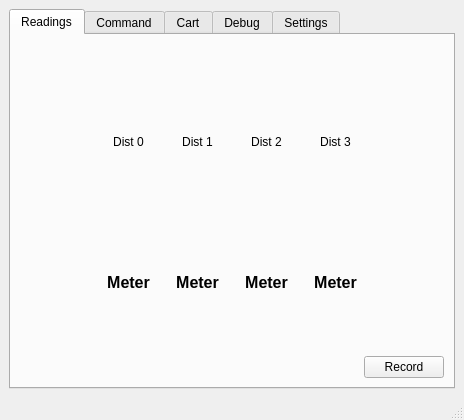
First picture: the form in tf03_test/main_window.ui, repository codincodee/tf0x_dev, before the edit.
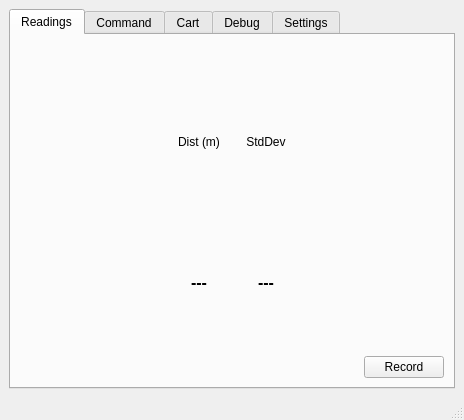
Second picture: the form after the edit. The open tabs and pages were chosen to show the change.

```diff
--- a/tf03_test/main_window.ui
+++ b/tf03_test/main_window.ui
@@ -115,26 +115,6 @@
             </item>
             <item>
              <layout class="QGridLayout" name="gridLayout_6">
-              <item row="0" column="2">
-               <widget class="QLabel" name="label_9">
-                <property name="text">
-                 <string>Dist 1</string>
-                </property>
-                <property name="alignment">
-                 <set>Qt::AlignCenter</set>
-                </property>
-               </widget>
-              </item>
-              <item row="0" column="4">
-               <widget class="QLabel" name="label_10">
-                <property name="text">
-                 <string>Dist 2</string>
-                </property>
-                <property name="alignment">
-                 <set>Qt::AlignCenter</set>
-                </property>
-               </widget>
-              </item>
               <item row="1" column="2">
                <widget class="QLabel" name="label_13">
                 <property name="font">
@@ -145,7 +125,7 @@
                  </font>
                 </property>
                 <property name="text">
-                 <string>Meter</string>
+                 <string>---</string>
                 </property>
                 <property name="alignment">
                  <set>Qt::AlignCenter</set>
@@ -155,7 +135,17 @@
               <item row="0" column="0">
                <widget class="QLabel" name="label_8">
                 <property name="text">
-                 <string>Dist 0</string>
+                 <string>Dist (m)</string>
+                </property>
+                <property name="alignment">
+                 <set>Qt::AlignCenter</set>
+                </property>
+               </widget>
+              </item>
+              <item row="0" column="2">
+               <widget class="QLabel" name="label_9">
+                <property name="text">
+                 <string>StdDev</string>
                 </property>
                 <property name="alignment">
                  <set>Qt::AlignCenter</set>
@@ -178,16 +168,6 @@
                 </property>
                </spacer>
               </item>
-              <item row="0" column="6">
-               <widget class="QLabel" name="label_11">
-                <property name="text">
-                 <string>Dist 3</string>
-                </property>
-                <property name="alignment">
-                 <set>Qt::AlignCenter</set>
-                </property>
-               </widget>
-              </item>
               <item row="1" column="0">
                <widget class="QLabel" name="label_12">
                 <property name="font">
@@ -198,73 +178,7 @@
                  </font>
                 </property>
                 <property name="text">
-                 <string>Meter</string>
-                </property>
-                <property name="alignment">
-                 <set>Qt::AlignCenter</set>
-                </property>
-               </widget>
-              </item>
-              <item row="0" column="3">
-               <spacer name="horizontalSpacer_7">
-                <property name="orientation">
-                 <enum>Qt::Horizontal</enum>
-                </property>
-                <property name="sizeType">
-                 <enum>QSizePolicy::Fixed</enum>
-                </property>
-                <property name="sizeHint" stdset="0">
-                 <size>
-                  <width>20</width>
-                  <height>7</height>
-                 </size>
-                </property>
-               </spacer>
-              </item>
-              <item row="0" column="5">
-               <spacer name="horizontalSpacer_8">
-                <property name="orientation">
-                 <enum>Qt::Horizontal</enum>
-                </property>
-                <property name="sizeType">
-                 <enum>QSizePolicy::Fixed</enum>
-                </property>
-                <property name="sizeHint" stdset="0">
-                 <size>
-                  <width>20</width>
-                  <height>7</height>
-                 </size>
-                </property>
-               </spacer>
-              </item>
-              <item row="1" column="6">
-               <widget class="QLabel" name="label_15">
-                <property name="font">
-                 <font>
-                  <pointsize>12</pointsize>
-                  <weight>75</weight>
-                  <bold>true</bold>
-                 </font>
-                </property>
-                <property name="text">
-                 <string>Meter</string>
-                </property>
-                <property name="alignment">
-                 <set>Qt::AlignCenter</set>
-                </property>
-               </widget>
-              </item>
-              <item row="1" column="4">
-               <widget class="QLabel" name="label_14">
-                <property name="font">
-                 <font>
-                  <pointsize>12</pointsize>
-                  <weight>75</weight>
-                  <bold>true</bold>
-                 </font>
-                </property>
-                <property name="text">
-                 <string>Meter</string>
+                 <string>---</string>
                 </property>
                 <property name="alignment">
                  <set>Qt::AlignCenter</set>
```
Left out of the diff: 6 changed lines with no effect on the pictures.
